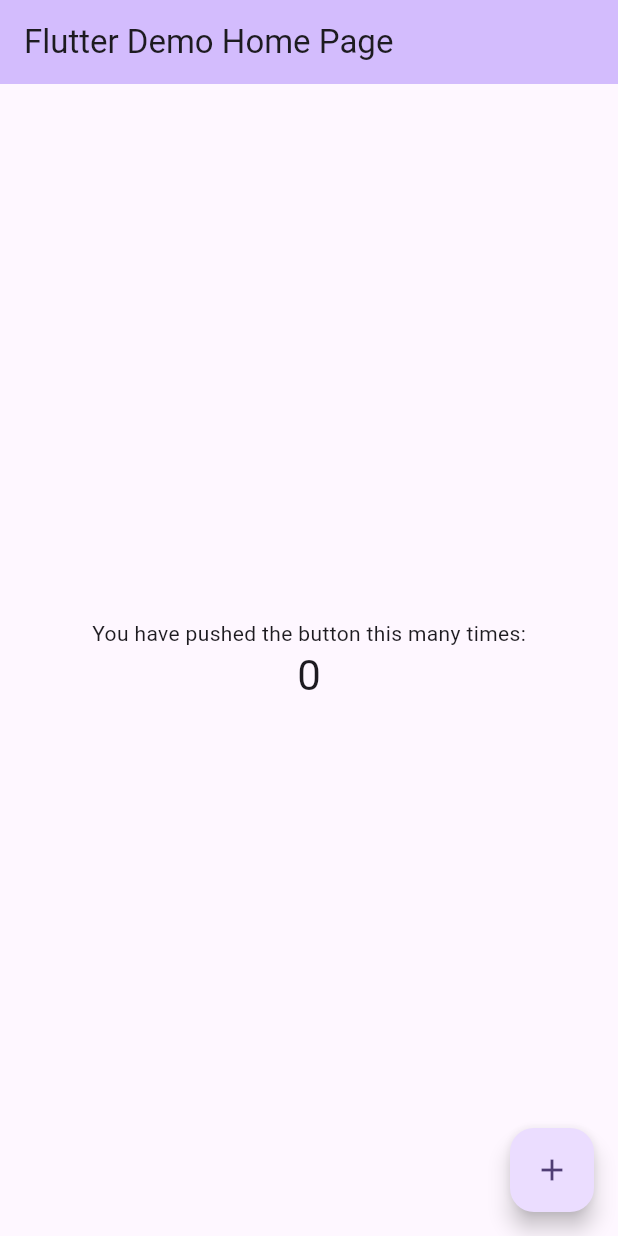
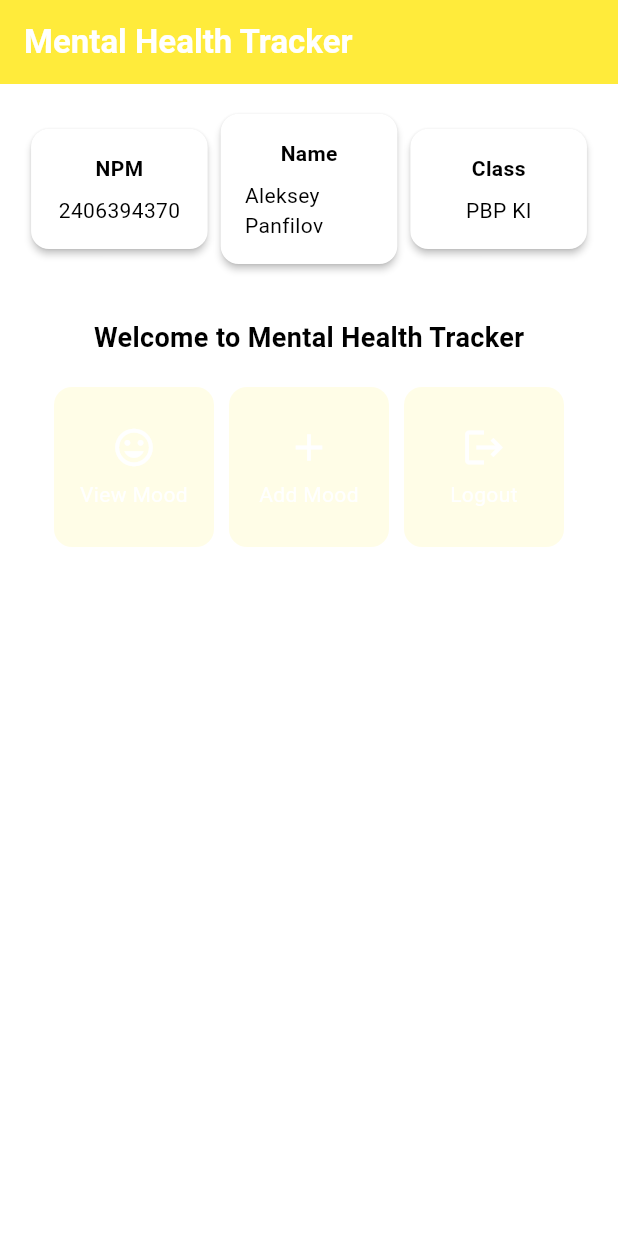
Before and after one commit to ankou-k/mental-health-tracker-mobile, a Flutter app: the screen it shows after launch, on a phone screen of 412 x 824 dp. Run offline on Flutter 3.47's test engine with Material 3 defaults, Android fonts, the phone set to English and light mode, and no system bars.

Commit message:
edited menu.dart and main.dart to create a few buttons

```diff
--- a/mental_health_tracker/lib/main.dart
+++ b/mental_health_tracker/lib/main.dart
@@ -1,4 +1,5 @@
 import 'package:flutter/material.dart';
+import 'package:mental_health_tracker/menu.dart';
 
 void main() {
   runApp(const MyApp());
@@ -28,98 +29,12 @@ class MyApp extends StatelessWidget {
         //
         // This works for code too, not just values: Most code changes can be
         // tested with just a hot reload.
-        colorScheme: ColorScheme.fromSeed(seedColor: Colors.deepPurple),
+        colorScheme: ColorScheme.fromSwatch(
+          primarySwatch: Colors.yellow,
+        ).copyWith(secondary: Colors.yellow[50]),
         useMaterial3: true,
       ),
-      home: const MyHomePage(title: 'Flutter Demo Home Page'),
+      home: MyHomePage(),
     );
   }
 }
-
-class MyHomePage extends StatefulWidget {
-  const MyHomePage({super.key, required this.title});
-
-  // This widget is the home page of your application. It is stateful, meaning
-  // that it has a State object (defined below) that contains fields that affect
-  // how it looks.
-
-  // This class is the configuration for the state. It holds the values (in this
-  // case the title) provided by the parent (in this case the App widget) and
-  // used by the build method of the State. Fields in a Widget subclass are
-  // always marked "final".
-
-  final String title;
-
-  @override
-  State<MyHomePage> createState() => _MyHomePageState();
-}
-
-class _MyHomePageState extends State<MyHomePage> {
-  int _counter = 0;
-
-  void _incrementCounter() {
-    setState(() {
-      // This call to setState tells the Flutter framework that something has
-      // changed in this State, which causes it to rerun the build method below
-      // so that the display can reflect the updated values. If we changed
-      // _counter without calling setState(), then the build method would not be
-      // called again, and so nothing would appear to happen.
-      _counter++;
-    });
-  }
-
-  @override
-  Widget build(BuildContext context) {
-    // This method is rerun every time setState is called, for instance as done
-    // by the _incrementCounter method above.
-    //
-    // The Flutter framework has been optimized to make rerunning build methods
-    // fast, so that you can just rebuild anything that needs updating rather
-    // than having to individually change instances of widgets.
-    return Scaffold(
-      appBar: AppBar(
-        // TRY THIS: Try changing the color here to a specific color (to
-        // Colors.amber, perhaps?) and trigger a hot reload to see the AppBar
-        // change color while the other colors stay the same.
-        backgroundColor: Theme.of(context).colorScheme.inversePrimary,
-        // Here we take the value from the MyHomePage object that was created by
-        // the App.build method, and use it to set our appbar title.
-        title: Text(widget.title),
-      ),
-      body: Center(
-        // Center is a layout widget. It takes a single child and positions it
-        // in the middle of the parent.
-        child: Column(
-          // Column is also a layout widget. It takes a list of children and
-          // arranges them vertically. By default, it sizes itself to fit its
-          // children horizontally, and tries to be as tall as its parent.
-          //
-          // Column has various properties to control how it sizes itself and
-          // how it positions its children. Here we use mainAxisAlignment to
-          // center the children vertically; the main axis here is the vertical
-          // axis because Columns are vertical (the cross axis would be
-          // horizontal).
-          //
-          // TRY THIS: Invoke "debug painting" (choose the "Toggle Debug Paint"
-          // action in the IDE, or press "p" in the console), to see the
-          // wireframe for each widget.
-          mainAxisAlignment: MainAxisAlignment.center,
-          children: <Widget>[
-            const Text(
-              'You have pushed the button this many times:',
-            ),
-            Text(
-              '$_counter',
-              style: Theme.of(context).textTheme.headlineMedium,
-            ),
-          ],
-        ),
-      ),
-      floatingActionButton: FloatingActionButton(
-        onPressed: _incrementCounter,
-        tooltip: 'Increment',
-        child: const Icon(Icons.add),
-      ), // This trailing comma makes auto-formatting nicer for build methods.
-    );
-  }
-}
--- /dev/null
+++ b/mental_health_tracker/lib/menu.dart
@@ -0,0 +1,189 @@
+import 'package:flutter/material.dart';
+
+class MyHomePage extends StatelessWidget {
+    final String npm = '2406394370'; // NPM
+    final String name = 'Aleksey Panfilov'; // Name
+    final String className = 'PBP KI'; // Class
+    final List<ItemHomepage> items = [
+        ItemHomepage("View Mood", Icons.mood),
+        ItemHomepage("Add Mood", Icons.add),
+        ItemHomepage("Logout", Icons.logout),
+    ];
+
+    MyHomePage({super.key});
+
+
+      @override
+  Widget build(BuildContext context) {
+    // Scaffold provides the basic structure of the page with the AppBar and body.
+    return Scaffold(
+      // AppBar is the top part of the page that displays the title.
+      appBar: AppBar(
+        // The title of the application "Mental Health Tracker" with white text and bold font.
+        title: const Text(
+          'Mental Health Tracker',
+          style: TextStyle(
+            color: Colors.white,
+            fontWeight: FontWeight.bold,
+          ),
+        ),
+        // The background color of the AppBar is obtained from the application theme color scheme.
+        backgroundColor: Theme.of(context).colorScheme.primary,
+      ),
+      // Body of the page with paddings around it.
+      body: Padding(
+        padding: const EdgeInsets.all(16.0),
+        // Place the widget vertically in a column.
+        child: Column(
+          crossAxisAlignment: CrossAxisAlignment.center,
+          children: [
+            // Row to display 3 InfoCard horizontally.
+            Row(
+              mainAxisAlignment: MainAxisAlignment.spaceEvenly,
+              children: [
+                InfoCard(title: 'NPM', content: npm),
+                InfoCard(title: 'Name', content: name),
+                InfoCard(title: 'Class', content: className),
+              ],
+            ),
+
+            // Give a vertical space of 16 units.
+            const SizedBox(height: 16.0),
+
+            // Place the following widget in the center of the page.
+            Center(
+              child: Column(
+                // Place the text and grid item vertically.
+
+                children: [
+                  // Display the welcome message with bold font and size 18.
+                  const Padding(
+                    padding: EdgeInsets.only(top: 16.0),
+                    child: Text(
+                      'Welcome to Mental Health Tracker',
+                      style: TextStyle(
+                        fontWeight: FontWeight.bold,
+                        fontSize: 18.0,
+                      ),
+                    ),
+                  ),
+
+                  // Grid to display ItemCard in a 3 column grid.
+                  GridView.count(
+                    primary: true,
+                    padding: const EdgeInsets.all(20),
+                    crossAxisSpacing: 10,
+                    mainAxisSpacing: 10,
+                    crossAxisCount: 3,
+                    // To ensure that the grid fits its height.
+                    shrinkWrap: true,
+
+                    // Display ItemCard for each item in the items list.
+                    children: items.map((ItemHomepage item) {
+                      return ItemCard(item);
+                    }).toList(),
+                  ),
+                ],
+              ),
+            ),
+          ],
+        ),
+      ),
+    );
+  }
+}
+}
+
+class InfoCard extends StatelessWidget {
+  // Card information that displays the title and content.
+
+  final String title;  // Card title.
+  final String content;  // Card content.
+
+  const InfoCard({super.key, required this.title, required this.content});
+
+  @override
+  Widget build(BuildContext context) {
+    return Card(
+      // Create a card box with a shadow.
+      elevation: 2.0,
+      child: Container(
+        // Set the size and spacing within the card.
+        width: MediaQuery.of(context).size.width / 3.5, // Adjust with the width of the device used.
+        padding: const EdgeInsets.all(16.0),
+        // Place the title and content vertically.
+        child: Column(
+          children: [
+            Text(
+              title,
+              style: const TextStyle(fontWeight: FontWeight.bold),
+            ),
+            const SizedBox(height: 8.0),
+            Text(content),
+          ],
+        ),
+      ),
+    );
+  }
+}
+
+class ItemHomepage {
+    final String name;
+    final IconData icon;
+
+    ItemHomepage(this.name, this.icon);
+}
+
+class ItemCard extends StatelessWidget {
+  // Display the card with an icon and name.
+
+  final ItemHomepage item;
+
+  const ItemCard(this.item, {super.key});
+
+  @override
+  Widget build(BuildContext context) {
+    return Material(
+      // Specify the background color of the application theme.
+      color: Theme.of(context).colorScheme.secondary,
+      // Round the card border.
+      borderRadius: BorderRadius.circular(12),
+
+      child: InkWell(
+        // Action when the card is pressed.
+        onTap: () {
+          // Display the SnackBar message when the card is pressed.
+          ScaffoldMessenger.of(context)
+            ..hideCurrentSnackBar()
+            ..showSnackBar(
+              SnackBar(content: Text("You have pressed the ${item.name} button!"))
+            );
+        },
+        // Container to store the Icon and Text
+        child: Container(
+          padding: const EdgeInsets.all(8),
+          child: Center(
+            child: Column(
+              // Place the Icon and Text in the center of the card.
+              mainAxisAlignment: MainAxisAlignment.center,
+              children: [
+                Icon(
+                  item.icon,
+                  color: Colors.white,
+                  size: 30.0,
+                ),
+                const Padding(padding: EdgeInsets.all(3)),
+                Text(
+                  item.name,
+                  textAlign: TextAlign.center,
+                  style: const TextStyle(color: Colors.white),
+                ),
+              ],
+            ),
+          ),
+        ),
+      ),
+    );
+  }
+
+}
```
